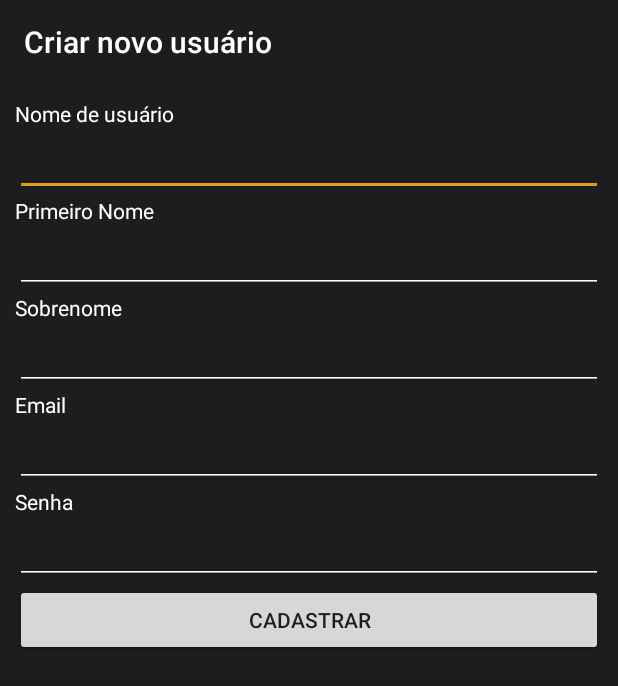
After one commit to YuriAlessandro/SIGOP, an Android app: the signup screen opened directly, with no data from a screen before it, on a phone screen of 412 x 824 dp. The commit adds this screen. Shown: the top 686 px of the screen. Run offline under Robolectric (Android 15) with nearby library versions, the phone set to English and light mode, and no system bars; Roboto replaces fonts that are not available here.

Commit message:
signup activity

```diff
--- a/app/src/main/AndroidManifest.xml
+++ b/app/src/main/AndroidManifest.xml
@@ -36,7 +36,8 @@
             android:name="preloaded_fonts"
             android:resource="@array/preloaded_fonts" />
 
-        <activity android:name=".activities.UserProfile"></activity>
+        <activity android:name=".activities.UserProfile" />
+        <activity android:name=".activities.signup"></activity>
     </application>
 
 </manifest>
--- a/app/src/main/java/br/ufrn/sigestagios/activities/MainActivity.java
+++ b/app/src/main/java/br/ufrn/sigestagios/activities/MainActivity.java
@@ -32,6 +32,7 @@ public class MainActivity extends AppCompatActivity {
     }
 
     public void register(View v){
-        Toast.makeText(getApplicationContext(), "Em breve", Toast.LENGTH_LONG).show();
+        Intent i = new Intent(this, signup.class);
+        startActivity(i);
     }
 }
--- a/app/src/main/java/br/ufrn/sigestagios/activities/OfferActivity.java
+++ b/app/src/main/java/br/ufrn/sigestagios/activities/OfferActivity.java
@@ -385,7 +385,7 @@ public class OfferActivity extends AppCompatActivity {
     private class GetInternshipFromSigaa extends AsyncTask<String, Void, Void> {
         @Override
         protected Void doInBackground(String... params) {
-            String url_extensions = "estagio/v0.1/ofertas-estagios?limit=1";
+            String url_extensions = "estagio/v0.1/ofertas-estagios?limit=100";
             String accessToken = params[0];
 
             HttpHandler sh = new HttpHandler();
--- /dev/null
+++ b/app/src/main/java/br/ufrn/sigestagios/activities/signup.java
@@ -0,0 +1,20 @@
+package br.ufrn.sigestagios.activities;
+
+import android.support.v7.app.AppCompatActivity;
+import android.os.Bundle;
+import android.support.v7.widget.Toolbar;
+
+import br.ufrn.sigestagios.R;
+
+public class signup extends AppCompatActivity {
+
+    @Override
+    protected void onCreate(Bundle savedInstanceState) {
+        super.onCreate(savedInstanceState);
+        setContentView(R.layout.activity_signup);
+
+        Toolbar toolbar = (Toolbar) findViewById(R.id.toolbar);
+        setSupportActionBar(toolbar);
+        getSupportActionBar().setTitle("Criar novo usuário");
+    }
+}
--- /dev/null
+++ b/app/src/main/res/layout/activity_signup.xml
@@ -0,0 +1,101 @@
+<?xml version="1.0" encoding="utf-8"?>
+<RelativeLayout xmlns:android="http://schemas.android.com/apk/res/android"
+    xmlns:app="http://schemas.android.com/apk/res-auto"
+    xmlns:tools="http://schemas.android.com/tools"
+    android:layout_width="match_parent"
+    android:layout_height="match_parent"
+    tools:context=".activities.signup"
+    android:background="@color/colorPrimary">
+
+    <include
+        android:id="@+id/toolbar"
+        layout="@layout/toolbar"
+        android:layout_width="match_parent"
+        android:layout_height="wrap_content" />
+
+    <LinearLayout
+        android:layout_width="match_parent"
+        android:layout_height="match_parent"
+        android:layout_below="@id/toolbar"
+        android:orientation="vertical"
+        android:padding="10dp">
+
+        <TextView
+            android:id="@+id/textView3"
+            android:layout_width="match_parent"
+            android:layout_height="wrap_content"
+            android:text="Nome de usuário"
+            android:textColor="@color/colorPrimaryText"/>
+
+        <EditText
+            android:id="@+id/editText2"
+            android:layout_width="match_parent"
+            android:layout_height="wrap_content"
+            android:ems="10"
+            android:inputType="textPersonName" />
+
+        <TextView
+            android:id="@+id/textView"
+            android:layout_width="match_parent"
+            android:layout_height="wrap_content"
+            android:text="Primeiro Nome"
+            android:textColor="@color/colorPrimaryText"/>
+
+        <EditText
+            android:id="@+id/editText3"
+            android:layout_width="match_parent"
+            android:layout_height="wrap_content"
+            android:ems="10"
+            android:inputType="textPersonName" />
+
+        <TextView
+            android:id="@+id/textView2"
+            android:layout_width="match_parent"
+            android:layout_height="wrap_content"
+            android:text="Sobrenome"
+            android:textColor="@color/colorPrimaryText"/>
+
+        <EditText
+            android:id="@+id/editText4"
+            android:layout_width="match_parent"
+            android:layout_height="wrap_content"
+            android:ems="10"
+            android:inputType="textPersonName" />
+
+        <TextView
+            android:id="@+id/textView4"
+            android:layout_width="match_parent"
+            android:layout_height="wrap_content"
+            android:text="Email"
+            android:textColor="@color/colorPrimaryText"/>
+
+        <EditText
+            android:id="@+id/editText5"
+            android:layout_width="match_parent"
+            android:layout_height="wrap_content"
+            android:ems="10"
+            android:inputType="textEmailAddress" />
+
+        <TextView
+            android:id="@+id/textView5"
+            android:layout_width="match_parent"
+            android:layout_height="wrap_content"
+            android:text="Senha"
+            android:textColor="@color/colorPrimaryText"/>
+
+        <EditText
+            android:id="@+id/editText6"
+            android:layout_width="match_parent"
+            android:layout_height="wrap_content"
+            android:ems="10"
+            android:inputType="textPassword" />
+
+        <Button
+            android:id="@+id/button2"
+            android:layout_width="match_parent"
+            android:layout_height="wrap_content"
+            android:text="Cadastrar" />
+    </LinearLayout>
+
+
+</RelativeLayout>
```
